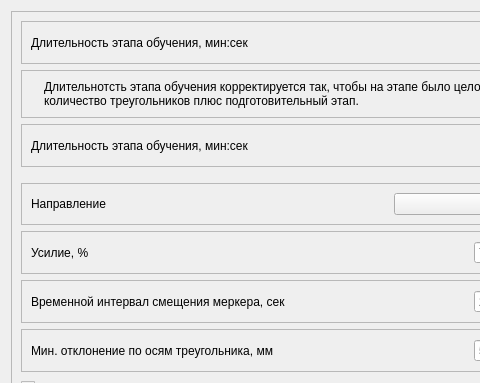
Qt form metodics/dynamic_tests/triangle/triangleparamsdialog.ui (grigp/a-analyser) before a commit; both pictures show x 0 to 480 and y 0 to 383 of the 575 by 497 pixel window.
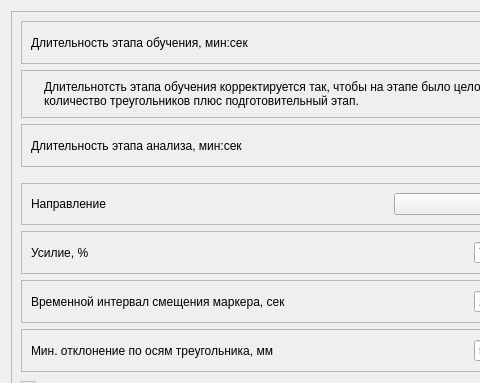
The same form after that commit. Icons and pictures are not drawn.

The edit to the form file:
```diff
--- a/metodics/dynamic_tests/triangle/triangleparamsdialog.ui
+++ b/metodics/dynamic_tests/triangle/triangleparamsdialog.ui
@@ -124,7 +124,7 @@
          <item>
           <widget class="QLabel" name="lblTimeAnalysis">
            <property name="text">
-            <string>Длительность этапа обучения, мин:сек</string>
+            <string>Длительность этапа анализа, мин:сек</string>
            </property>
           </widget>
          </item>
@@ -284,7 +284,7 @@
          <item>
           <widget class="QLabel" name="lblStageTime">
            <property name="text">
-            <string>Временной интервал смещения меркера, сек</string>
+            <string>Временной интервал смещения маркера, сек</string>
            </property>
           </widget>
          </item>
```
